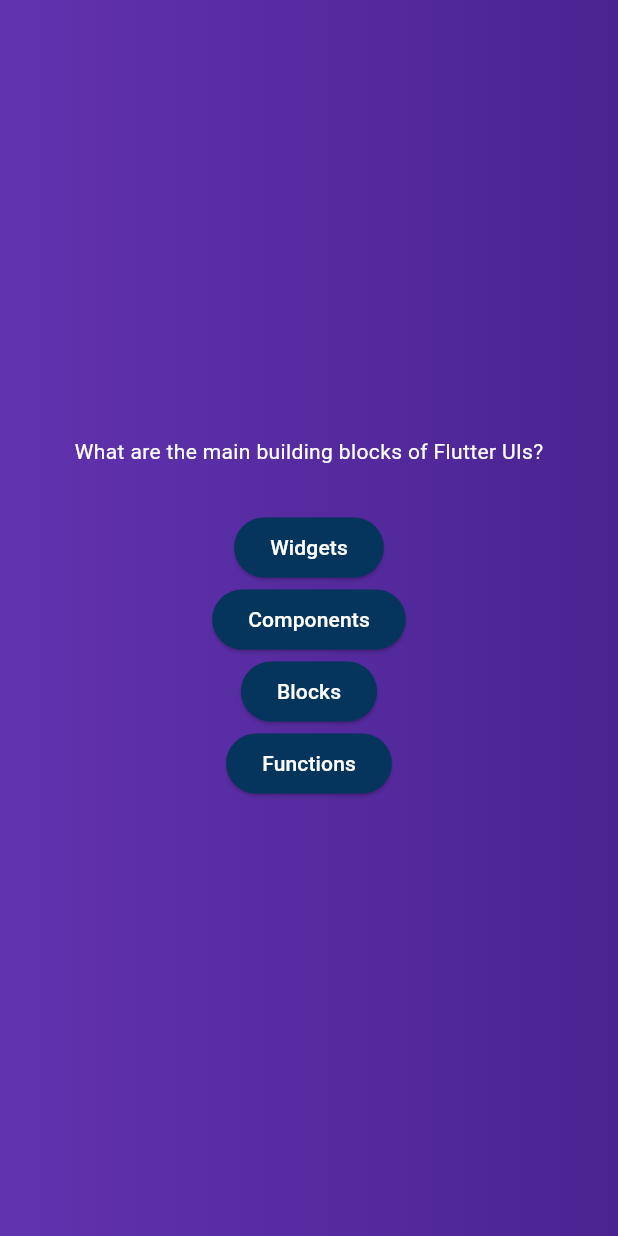
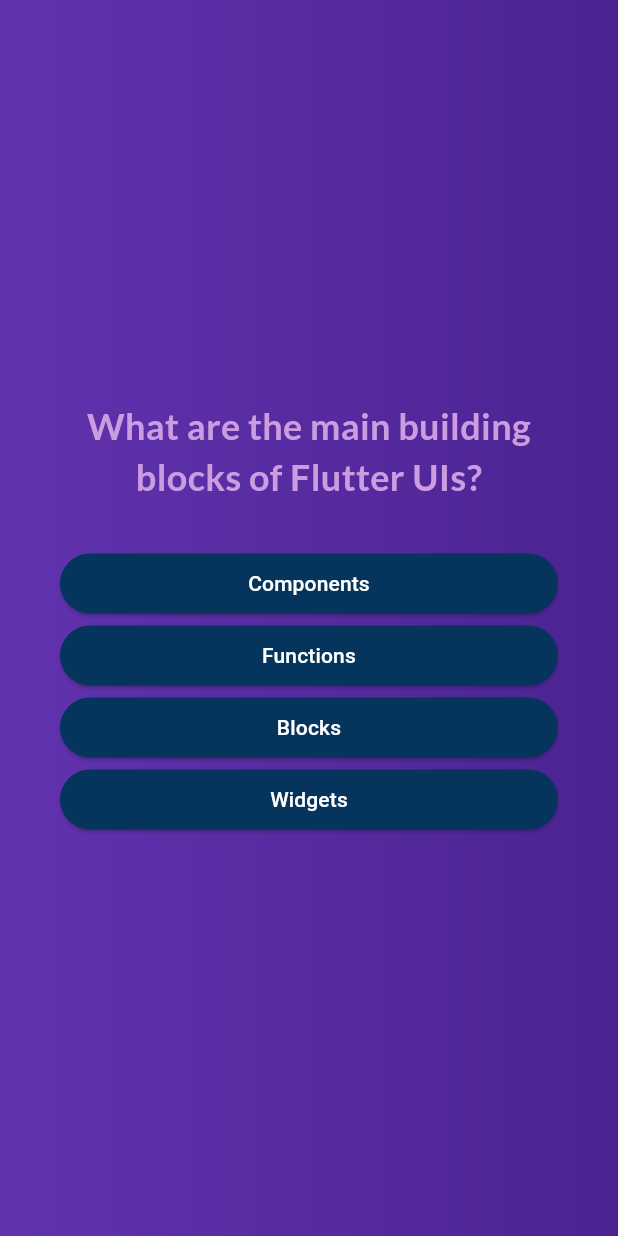
Before and after one commit to sailybay/quizapp, a Flutter app: the screen it shows after launch, after a tap on "Start Quiz", on a phone screen of 412 x 824 dp. Run offline on Flutter 3.47's test engine with Material 3 defaults, Android fonts, the phone set to English and light mode, and no system bars; our stand-ins replace google_fonts.

Commit message:
code addition (added question switching function and text styling refinement)

```diff
--- a/lib/models/answer_button.dart
+++ b/lib/models/answer_button.dart
@@ -11,13 +11,17 @@ class AnswerButton extends StatelessWidget {
     return ElevatedButton(
       onPressed: onTap,
       style: ElevatedButton.styleFrom(
+        padding: EdgeInsets.symmetric(
+          vertical: 10,
+          horizontal: 40,
+        ),
         backgroundColor: const Color.fromARGB(255, 5, 53, 93),
         foregroundColor: Colors.white,
         shape: RoundedRectangleBorder(
           borderRadius: BorderRadius.circular(30),
         ),
       ),
-      child: Text(answerText),
+      child: Text(answerText, textAlign: TextAlign.center,),
     );
   }
 }
--- a/lib/models/quiz_questions.dart
+++ b/lib/models/quiz_questions.dart
@@ -3,4 +3,10 @@ class QuizQuestions {
 
   final String text;
   final List <String> answers;
+
+  List <String> getShuffledAnswers () {
+  final shuffledList = List.of(answers);
+  shuffledList.shuffle();
+  return shuffledList;
 }
+}
--- a/lib/questions_screen.dart
+++ b/lib/questions_screen.dart
@@ -1,9 +1,12 @@
 import 'package:flutter/material.dart';
 import 'package:quizapp/models/answer_button.dart';
 import 'package:quizapp/data/questions.dart';
+import 'package:google_fonts/google_fonts.dart';
 
 class QuestionsScreen extends StatefulWidget {
-  const QuestionsScreen({super.key});
+  const QuestionsScreen({super.key, required this.onSelectAnswer});
+
+  final void Function (String answer) onSelectAnswer;
 
   @override
   State<QuestionsScreen> createState() {
@@ -12,40 +15,53 @@ class QuestionsScreen extends StatefulWidget {
 }
 
 class _QuestionsScreenState extends State<QuestionsScreen> {
+ var currrentQuestionIndex = 0;
+
+  void answerQuestion (String selectedAnswer) {
+    widget.onSelectAnswer (selectedAnswer);
+
+    setState(() {
+      currrentQuestionIndex++; //increments the value by 1;
+    });
+  }
+
+
+
+
   @override
   Widget build(context) {
-    final currentQuestion = questions [0];
+    final currentQuestion = questions [currrentQuestionIndex];
 
     return SizedBox(
       width: double.infinity,
+      child: Container(
+        margin: EdgeInsets.all(40),
         child: Column(
           mainAxisAlignment: MainAxisAlignment.center,
+          crossAxisAlignment: CrossAxisAlignment.stretch,
           children: [
              Text(
               currentQuestion.text,
-            style: TextStyle(
-              color: Colors.white
+              style: GoogleFonts.lato(
+                color: const Color.fromARGB(255, 203, 157, 224),
+                fontSize: 24,
+                fontWeight: FontWeight.bold
               ),
-          ),
-          const SizedBox(height: 30),
-          AnswerButton(
-            answerText: currentQuestion.answers[0],
-             onTap: () {}
-            ),
-          AnswerButton(
-            answerText: currentQuestion.answers[1],
-            onTap: () {}
-            ),
-            AnswerButton(
-            answerText: currentQuestion.answers[2],
-            onTap: () {}
-            ),
-             AnswerButton(
-            answerText: currentQuestion.answers[3],
-            onTap: () {}
+                textAlign: TextAlign.center,
             ),
 
+            const SizedBox(height: 30),
+            ...currentQuestion.getShuffledAnswers().map((answer) {
+              return AnswerButton(
+                answerText: answer,
+                onTap: () {
+                answerQuestion(answer);
+              } );
+            })
+
+
           ],
+        ),
       ),
     );
   }
--- a/lib/quiz.dart
+++ b/lib/quiz.dart
@@ -10,6 +10,7 @@ class Quiz extends StatefulWidget {
 }
 
 class _QuizState extends State<Quiz> {
+  final List <String> selectedAnswers = [];
   var activeScreen = 'start-screen';
 
   void switchScreen() {
@@ -18,12 +19,16 @@ class _QuizState extends State<Quiz> {
     });
   }
 
+  void chooseAnswer (String answer) {
+   selectedAnswers.add(answer);
+  }
+
   @override
   Widget build(BuildContext context) {
    Widget screenWidget = QuizContent (switchScreen);
 
     if (activeScreen == 'questions-screen') {
-       screenWidget = const QuestionsScreen();
+       screenWidget = QuestionsScreen(onSelectAnswer: chooseAnswer,);
     }
 
     return MaterialApp(
@@ -40,7 +45,7 @@ class _QuizState extends State<Quiz> {
           child:
               activeScreen == 'start-screen'
                   ? QuizContent(switchScreen)
-                  : const QuestionsScreen(),
+                  :  QuestionsScreen(onSelectAnswer: chooseAnswer,),
         ),
       ),
     );
--- a/lib/quiz_content.dart
+++ b/lib/quiz_content.dart
@@ -1,4 +1,5 @@
 import 'package:flutter/material.dart';
+import 'package:google_fonts/google_fonts.dart';
 
 class QuizContent extends StatelessWidget {
   const QuizContent( this.startQuiz,{ super.key});
@@ -20,7 +21,7 @@ class QuizContent extends StatelessWidget {
           SizedBox(height: 80),
           Text(
             "Learn Flutter the fun way!",
-            style: TextStyle(color: Colors.white, fontSize: 24.0
+            style: GoogleFonts.lato(color: const Color.fromARGB(255, 203, 157, 224), fontSize: 24.0
             ),
           ),
           const SizedBox(height: 25),
--- a/pubspec.yaml
+++ b/pubspec.yaml
@@ -34,6 +34,7 @@ dependencies:
   # The following adds the Cupertino Icons font to your application.
   # Use with the CupertinoIcons class for iOS style icons.
   cupertino_icons: ^1.0.8
+  google_fonts: ^6.2.1
 
 dev_dependencies:
   flutter_test:
```
Also changed, not shown: pubspec.lock, 1 other file. Lines whose indentation alone changed are shown as unchanged.
